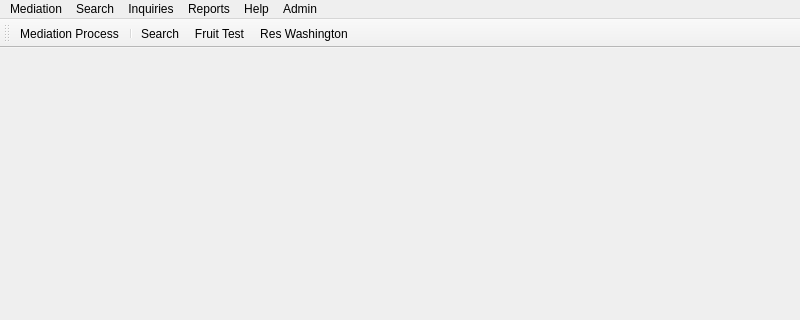
First picture: the form in drc/DRCClient.ui, repository lansdon/cpts483_drc, before the edit; both pictures show x 0 to 800 and y 0 to 320 of the 800 by 670 pixel window.
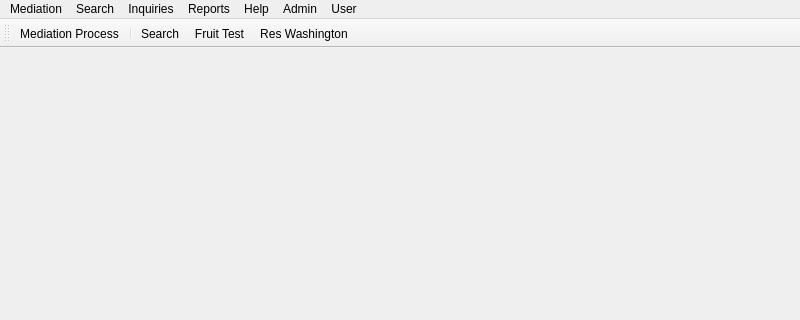
Second picture: the form after the edit.

Commit message:
User options..
Added User options:
Lock Account
Logout

The edit to the form file:
```diff
--- a/drc/DRCClient.ui
+++ b/drc/DRCClient.ui
@@ -7,7 +7,7 @@
     <x>0</x>
     <y>0</y>
     <width>800</width>
-    <height>643</height>
+    <height>662</height>
    </rect>
   </property>
   <property name="sizePolicy">
@@ -54,7 +54,7 @@
      <x>0</x>
      <y>0</y>
      <width>800</width>
-     <height>22</height>
+     <height>21</height>
     </rect>
    </property>
    <widget class="QMenu" name="menuInquiries">
@@ -103,12 +103,20 @@
     </property>
     <addaction name="actionCreate_new_User"/>
    </widget>
+   <widget class="QMenu" name="menuUser">
+    <property name="title">
+     <string>User</string>
+    </property>
+    <addaction name="actionLock_Account"/>
+    <addaction name="actionLogout_User"/>
+   </widget>
    <addaction name="menu_mediationProcess"/>
    <addaction name="menuSearch"/>
    <addaction name="menuInquiries"/>
    <addaction name="menuReports"/>
    <addaction name="menuHelp"/>
    <addaction name="menuAdmin"/>
+   <addaction name="menuUser"/>
   </widget>
   <widget class="QStatusBar" name="statusBar"/>
   <widget class="QToolBar" name="toolBar">
```
Left out of the diff: 10 changed lines with no effect on the pictures. The commit also changes 5 other files.
